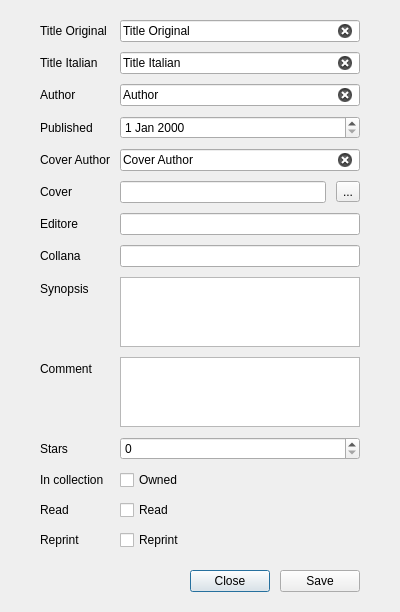
giovortu/Urania, file ui/BookEditor.ui: the form before one commit.
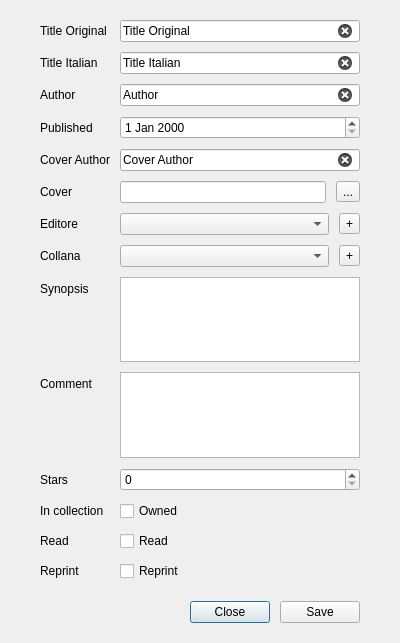
The form after the commit.

Commit message: Fixed download error Improved book editor

What changed in the file:
```diff
--- a/ui/BookEditor.ui
+++ b/ui/BookEditor.ui
@@ -7,7 +7,7 @@
     <x>0</x>
     <y>0</y>
     <width>400</width>
-    <height>607</height>
+    <height>643</height>
    </rect>
   </property>
   <layout class="QVBoxLayout" name="verticalLayout">
@@ -67,7 +67,7 @@
        </property>
       </widget>
      </item>
-     <item row="12" column="1">
+     <item row="14" column="1">
       <widget class="QCheckBox" name="ownedCheckbox">
        <property name="text">
         <string>Owned</string>
@@ -104,21 +104,21 @@
        </property>
       </widget>
      </item>
-     <item row="13" column="1">
+     <item row="15" column="1">
       <widget class="QCheckBox" name="readCheckbox">
        <property name="text">
         <string>Read</string>
        </property>
       </widget>
      </item>
-     <item row="14" column="1">
+     <item row="16" column="1">
       <widget class="QCheckBox" name="reprintCheckbox">
        <property name="text">
         <string>Reprint</string>
        </property>
       </widget>
      </item>
-     <item row="11" column="1">
+     <item row="13" column="1">
       <widget class="QSpinBox" name="starsSpin">
        <property name="minimum">
         <number>0</number>
@@ -163,52 +163,52 @@
        </property>
       </widget>
      </item>
-     <item row="9" column="0">
+     <item row="11" column="0">
       <widget class="QLabel" name="label_6">
        <property name="text">
         <string>Synopsis</string>
        </property>
       </widget>
      </item>
-     <item row="10" column="0">
+     <item row="12" column="0">
       <widget class="QLabel" name="label_7">
        <property name="text">
         <string>Comment</string>
        </property>
       </widget>
      </item>
-     <item row="11" column="0">
+     <item row="13" column="0">
       <widget class="QLabel" name="label_8">
        <property name="text">
         <string>Stars</string>
        </property>
       </widget>
      </item>
-     <item row="12" column="0">
+     <item row="14" column="0">
       <widget class="QLabel" name="label_9">
        <property name="text">
         <string>In collection</string>
        </property>
       </widget>
      </item>
-     <item row="13" column="0">
+     <item row="15" column="0">
       <widget class="QLabel" name="label_10">
        <property name="text">
         <string>Read</string>
        </property>
       </widget>
      </item>
-     <item row="14" column="0">
+     <item row="16" column="0">
       <widget class="QLabel" name="label_11">
        <property name="text">
         <string>Reprint</string>
        </property>
       </widget>
      </item>
-     <item row="9" column="1">
+     <item row="11" column="1">
       <widget class="QTextEdit" name="synopsisEdit"/>
      </item>
-     <item row="10" column="1">
+     <item row="12" column="1">
       <widget class="QTextEdit" name="commentEdit"/>
      </item>
      <item row="6" column="0">
@@ -236,15 +236,64 @@
        </item>
       </layout>
      </item>
-     <item row="8" column="0">
+     <item row="9" column="1">
+      <layout class="QHBoxLayout" name="horizontalLayout_3">
+       <property name="leftMargin">
+        <number>0</number>
+       </property>
+       <property name="topMargin">
+        <number>0</number>
+       </property>
+       <property name="rightMargin">
+        <number>0</number>
+       </property>
+       <property name="bottomMargin">
+        <number>0</number>
+       </property>
+       <item>
+        <widget class="QComboBox" name="collanaCombo"/>
+       </item>
+       <item>
+        <widget class="QToolButton" name="addCollanaButton">
+         <property name="text">
+          <string>+</string>
+         </property>
+        </widget>
+       </item>
+      </layout>
+     </item>
+     <item row="9" column="0">
       <widget class="QLabel" name="label_13">
        <property name="text">
         <string>Collana</string>
        </property>
       </widget>
      </item>
-     <item row="8" column="1">
-      <widget class="QLineEdit" name="collanaEdit"/>
+     <item row="7" column="1">
+      <layout class="QHBoxLayout" name="horizontalLayout_4">
+       <property name="leftMargin">
+        <number>0</number>
+       </property>
+       <property name="topMargin">
+        <number>0</number>
+       </property>
+       <property name="rightMargin">
+        <number>0</number>
+       </property>
+       <property name="bottomMargin">
+        <number>0</number>
+       </property>
+       <item>
+        <widget class="QComboBox" name="editorCombo"/>
+       </item>
+       <item>
+        <widget class="QToolButton" name="addEditorButton">
+         <property name="text">
+          <string>+</string>
+         </property>
+        </widget>
+       </item>
+      </layout>
      </item>
      <item row="7" column="0">
       <widget class="QLabel" name="label_14">
@@ -253,9 +302,6 @@
        </property>
       </widget>
      </item>
-     <item row="7" column="1">
-      <widget class="QLineEdit" name="editoreEdit"/>
-     </item>
     </layout>
    </item>
    <item>
```
The commit also changes 9 other files.
